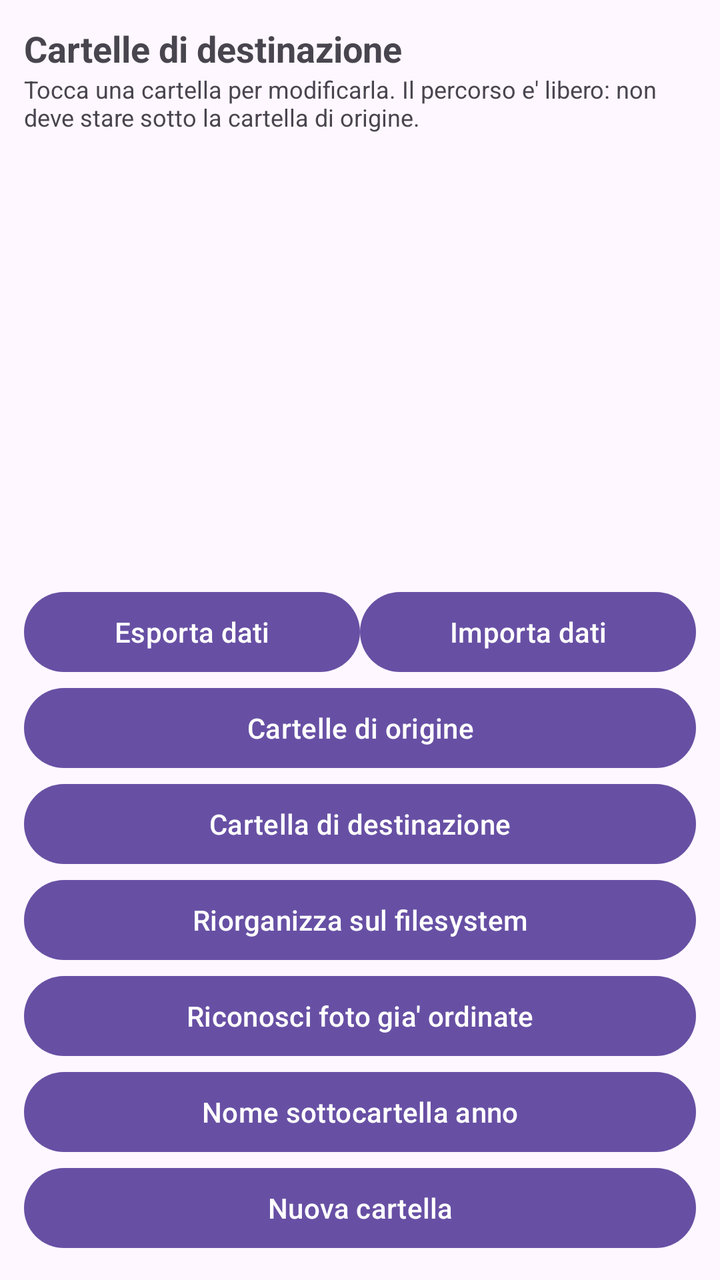
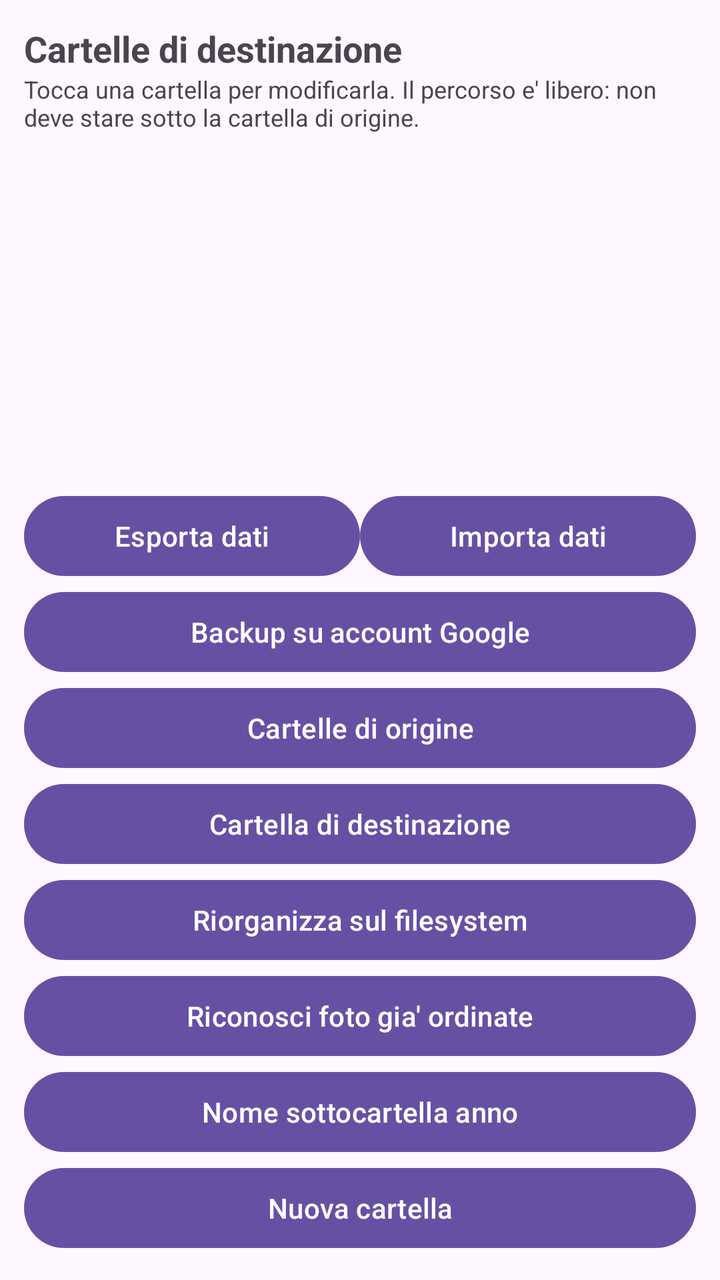

Compare the two renders of this Android layout. The source of the first and the diff that turns it into the second are given below.
<!-- AndroidManifest.xml: application theme Theme.Fotosistemis -->
<!-- res/layout/activity_destinations.xml -->
<?xml version="1.0" encoding="utf-8"?>
<LinearLayout xmlns:android="http://schemas.android.com/apk/res/android"
    android:id="@+id/destinationsRoot"
    android:layout_width="match_parent"
    android:layout_height="match_parent"
    android:orientation="vertical"
    android:padding="12dp">

    <TextView
        android:layout_width="match_parent"
        android:layout_height="wrap_content"
        android:text="@string/destinations_title"
        android:textSize="18sp"
        android:textStyle="bold" />

    <TextView
        android:layout_width="match_parent"
        android:layout_height="wrap_content"
        android:layout_marginBottom="8dp"
        android:text="@string/destinations_hint"
        android:textSize="12sp" />

    <ListView
        android:id="@+id/destinationList"
        android:layout_width="match_parent"
        android:layout_height="0dp"
        android:layout_weight="1" />

    <LinearLayout
        android:layout_width="match_parent"
        android:layout_height="wrap_content"
        android:orientation="horizontal">

        <Button
            android:id="@+id/exportButton"
            android:layout_width="0dp"
            android:layout_height="wrap_content"
            android:layout_weight="1"
            android:text="@string/action_export" />

        <Button
            android:id="@+id/importButton"
            android:layout_width="0dp"
            android:layout_height="wrap_content"
            android:layout_weight="1"
            android:text="@string/action_import" />
    </LinearLayout>

    <Button
        android:id="@+id/sourceRootsButton"
        android:layout_width="match_parent"
        android:layout_height="wrap_content"
        android:text="@string/action_source_roots" />

    <Button
        android:id="@+id/destinationRootButton"
        android:layout_width="match_parent"
        android:layout_height="wrap_content"
        android:text="@string/action_destination_root" />

    <Button
        android:id="@+id/reorganizeButton"
        android:layout_width="match_parent"
        android:layout_height="wrap_content"
        android:text="@string/action_reorganize" />

    <Button
        android:id="@+id/adoptButton"
        android:layout_width="match_parent"
        android:layout_height="wrap_content"
        android:text="@string/action_adopt" />

    <Button
        android:id="@+id/patternButton"
        android:layout_width="match_parent"
        android:layout_height="wrap_content"
        android:text="@string/pattern_title" />

    <Button
        android:id="@+id/addDestinationButton"
        android:layout_width="match_parent"
        android:layout_height="wrap_content"
        android:text="@string/destination_new" />
</LinearLayout>
<!-- resources referenced by this layout -->
<resources>
  <string name="action_adopt">Riconosci foto gia\' ordinate</string>
  <string name="action_destination_root">Cartella di destinazione</string>
  <string name="action_export">Esporta dati</string>
  <string name="action_import">Importa dati</string>
  <string name="action_reorganize">Riorganizza sul filesystem</string>
  <string name="action_source_roots">Cartelle di origine</string>
  <string name="destination_new">Nuova cartella</string>
  <string name="destinations_hint">Tocca una cartella per modificarla. Il percorso e\' libero: non deve stare sotto la cartella di origine.</string>
  <string name="destinations_title">Cartelle di destinazione</string>
  <string name="pattern_title">Nome sottocartella anno</string>
  <style name="Theme.Fotosistemis" parent="Base.Theme.Fotosistemis" />
  <style name="Base.Theme.Fotosistemis" parent="Theme.Material3.DayNight.NoActionBar">
          
          
      </style>
</resources>

<!-- the commit's change to res/layout/activity_destinations.xml (unified diff, before → after) -->
@@ -47,6 +47,12 @@
     </LinearLayout>
 
     <Button
+        android:id="@+id/cloudBackupButton"
+        android:layout_width="match_parent"
+        android:layout_height="wrap_content"
+        android:text="@string/action_cloud_backup" />
+
+    <Button
         android:id="@+id/sourceRootsButton"
         android:layout_width="match_parent"
         android:layout_height="wrap_content"
<!-- resource entries referenced after the edit -->
@@ -1,6 +1,7 @@
 <!-- resources referenced by this layout -->
 <resources>
   <string name="action_adopt">Riconosci foto gia\' ordinate</string>
+  <string name="action_cloud_backup">Backup su account Google</string>
   <string name="action_destination_root">Cartella di destinazione</string>
   <string name="action_export">Esporta dati</string>
   <string name="action_import">Importa dati</string>
